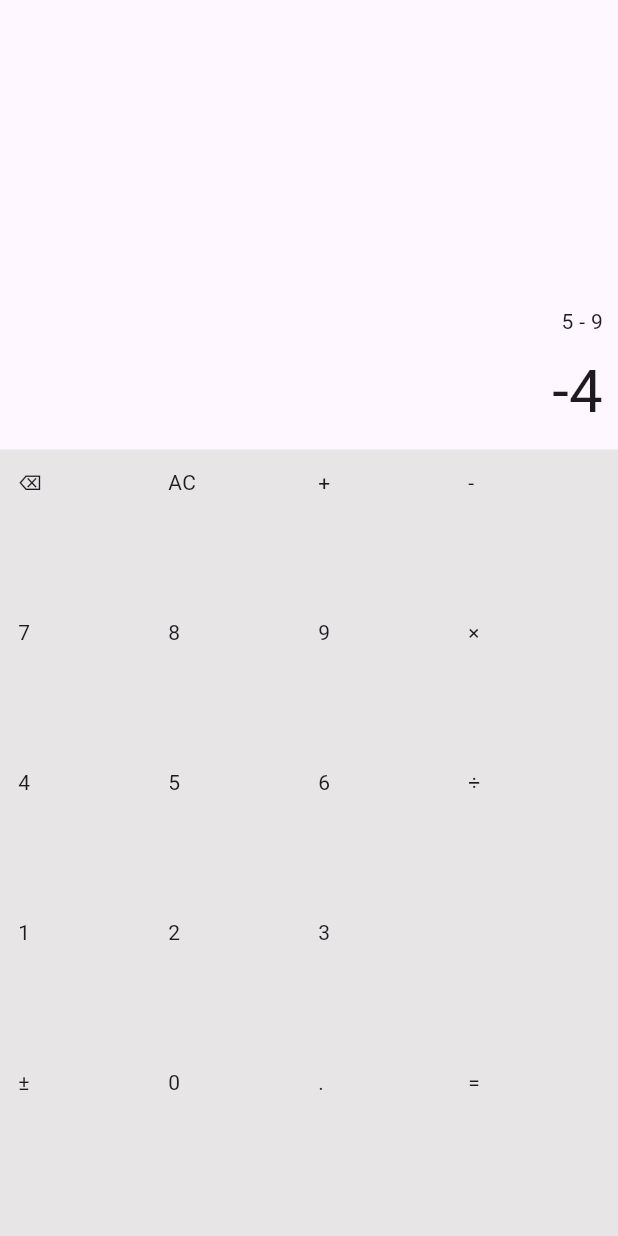
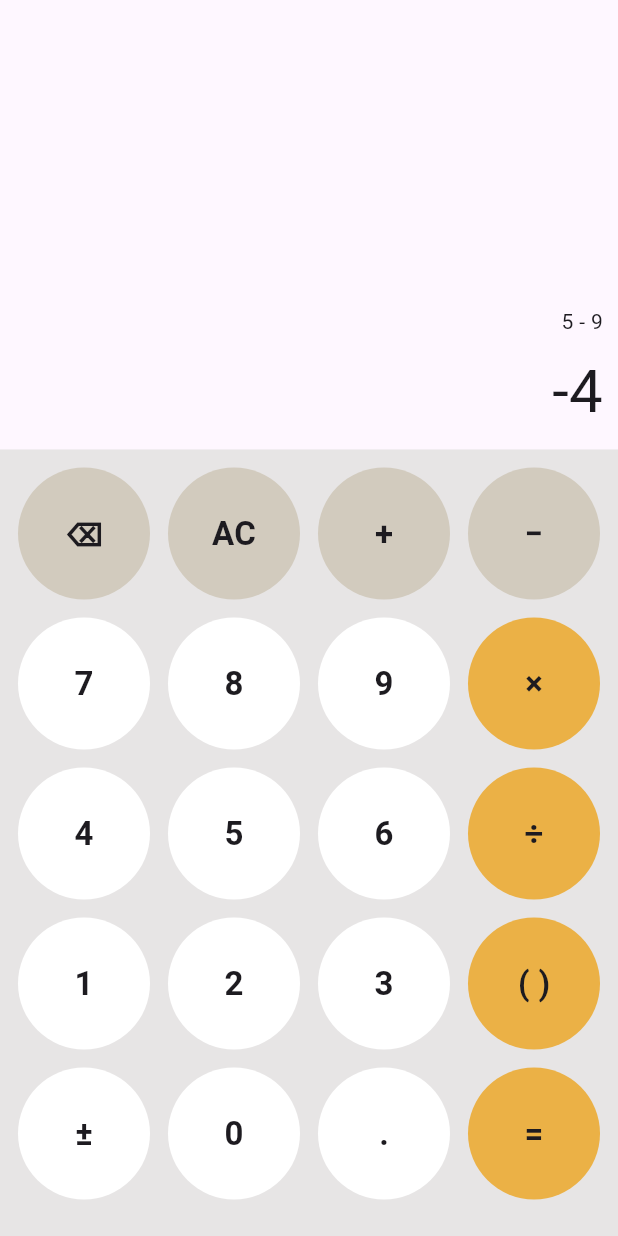
Before and after one commit to MDGSpace-SOC-D-2025/SilentVoice, a Flutter app: the screen it shows after launch, on a phone screen of 412 x 824 dp. Run offline on Flutter 3.47's test engine with Material 3 defaults, Android fonts, the phone set to English and light mode, and no system bars.

Commit message:
Convert calculator grid items into circular buttons

```diff
--- a/silentvoice/lib/screens/calculator_screen.dart
+++ b/silentvoice/lib/screens/calculator_screen.dart
@@ -39,30 +39,55 @@ class CalculatorScreen extends StatelessWidget {
                   crossAxisSpacing: 12,
                   mainAxisSpacing: 12,
                   children: const [
-                    Text("⌫"),
-                    Text("AC"),
-                    Text("+"),
-                    Text("-"),
+                    CalculatorButton(
+                      label: "⌫",
+                      backgroundColor: Color.fromARGB(255, 210, 203, 190),
+                    ),
+                    CalculatorButton(
+                      label: "AC",
+                      backgroundColor: Color.fromARGB(255, 210, 203, 190),
+                    ),
 
-                    Text("7"),
-                    Text("8"),
-                    Text("9"),
-                    Text("×"),
+                    CalculatorButton(
+                      label: "+",
+                      backgroundColor: Color.fromARGB(255, 210, 203, 190),
+                    ),
+                    CalculatorButton(
+                      label: "−",
+                      backgroundColor: Color.fromARGB(255, 210, 203, 190),
+                    ),
 
-                    Text("4"),
-                    Text("5"),
-                    Text("6"),
-                    Text("÷"),
+                    CalculatorButton(label: "7"),
+                    CalculatorButton(label: "8"),
+                    CalculatorButton(label: "9"),
+                    CalculatorButton(
+                      label: "×",
+                      backgroundColor: Color.fromARGB(255, 235, 177, 70),
+                    ),
 
-                    Text("1"),
-                    Text("2"),
-                    Text("3"),
-                    Text(""),
+                    CalculatorButton(label: "4"),
+                    CalculatorButton(label: "5"),
+                    CalculatorButton(label: "6"),
+                    CalculatorButton(
+                      label: "÷",
+                      backgroundColor: Color.fromARGB(255, 235, 177, 70),
+                    ),
 
-                    Text("±"),
-                    Text("0"),
-                    Text("."),
-                    Text("="),
+                    CalculatorButton(label: "1"),
+                    CalculatorButton(label: "2"),
+                    CalculatorButton(label: "3"),
+                    CalculatorButton(
+                      label: "( )",
+                      backgroundColor: Color.fromARGB(255, 235, 177, 70),
+                    ),
+
+                    CalculatorButton(label: "±"),
+                    CalculatorButton(label: "0"),
+                    CalculatorButton(label: "."),
+                    CalculatorButton(
+                      label: "=",
+                      backgroundColor: Color.fromARGB(255, 235, 177, 70),
+                    ),
                   ],
 
                   // buttons will go here
@@ -75,3 +100,27 @@ class CalculatorScreen extends StatelessWidget {
     );
   }
 }
+
+class CalculatorButton extends StatelessWidget {
+  final String label;
+  final Color backgroundColor;
+
+  const CalculatorButton({
+    super.key,
+    required this.label,
+    this.backgroundColor = Colors.white,
+  });
+
+  @override
+  Widget build(BuildContext context) {
+    return Container(
+      decoration: BoxDecoration(color: backgroundColor, shape: BoxShape.circle),
+      alignment: Alignment.center,
+
+      child: Text(
+        label,
+        style: const TextStyle(fontSize: 22, fontWeight: FontWeight.w600),
+      ),
+    );
+  }
+}
```
